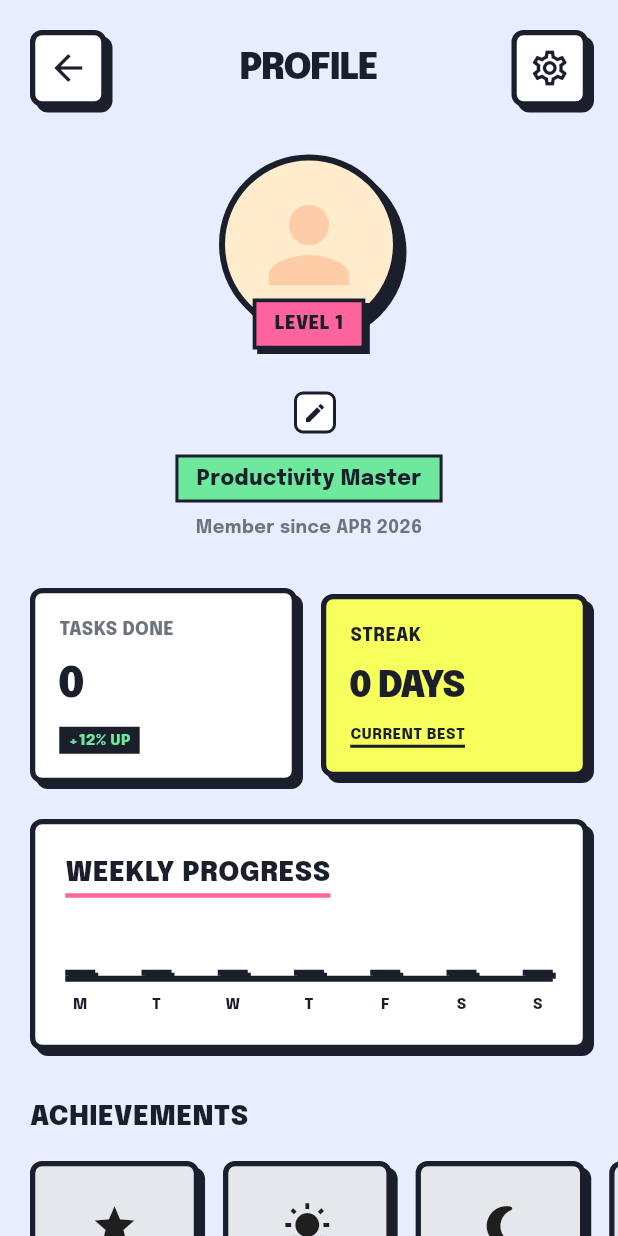
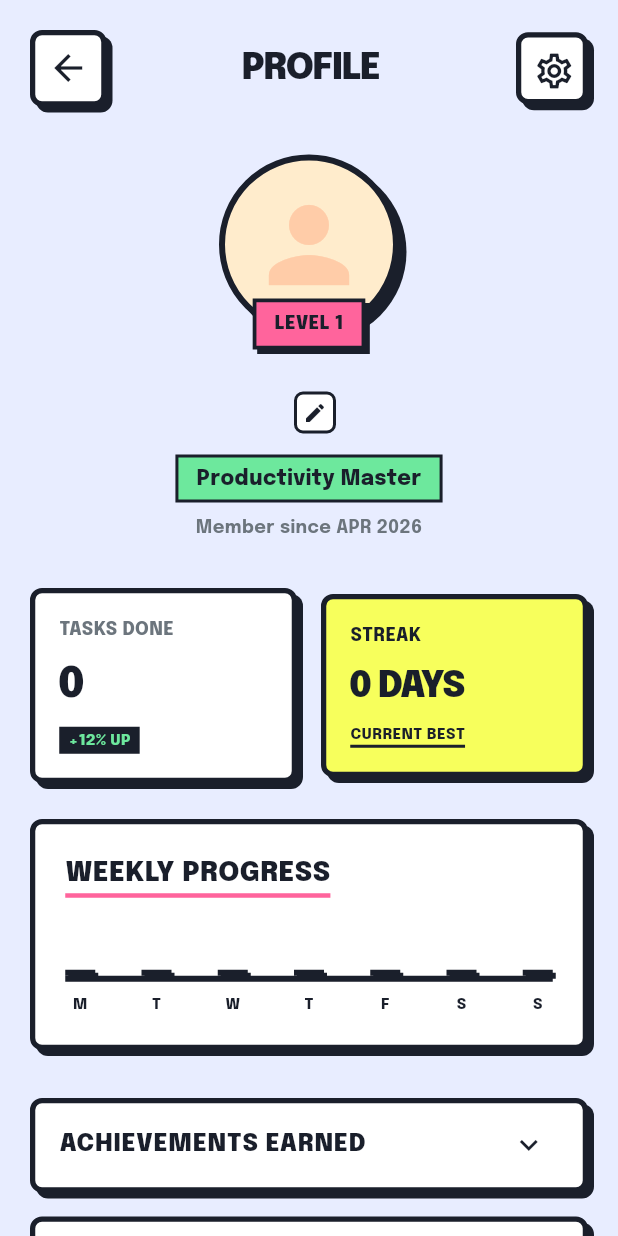
Before and after one commit to RizWithYa/Daypath, a Flutter app: the ProfilePage screen opened directly, on a phone screen of 412 x 824 dp. Run offline on Flutter 3.47's test engine with Material 3 defaults, Android fonts, the phone set to English and light mode, and no system bars; our stand-ins replace geocoding, geolocator, google_fonts, image_picker, shared_preferences; accounts and stored records are empty; network calls fail.

Commit message:
fix deadzone

```diff
--- a/lib/habits_page.dart
+++ b/lib/habits_page.dart
@@ -99,6 +99,12 @@ class _HabitsPageState extends State<HabitsPage> {
       builder: (context) => StatefulBuilder(
         builder: (context, setDialogState) => AlertDialog(
           backgroundColor: const Color(0xFFFFF1E4),
+          insetPadding: EdgeInsets.only(
+            left: 24,
+            right: 24,
+            top: 24,
+            bottom: MediaQuery.of(context).viewInsets.bottom + MediaQuery.of(context).viewPadding.bottom + 24,
+          ),
           shape: const RoundedRectangleBorder(side: BorderSide(color: Color(0xFF1A1F2B), width: 3)),
           title: Text(
             'ADD NEW HABIT',
--- a/lib/profile_page.dart
+++ b/lib/profile_page.dart
@@ -86,9 +86,14 @@ class ProfilePageState extends State<ProfilePage> {
     const darkColor = Color(0xFF1A1F2B);
     showModalBottomSheet(
       context: context,
+      isScrollControlled: true,
       backgroundColor: Colors.transparent,
       builder: (context) {
-        return Container(
+        return Padding(
+          padding: EdgeInsets.only(bottom: MediaQuery.of(context).viewInsets.bottom),
+          child: SafeArea(
+            top: false,
+            child: Container(
               padding: const EdgeInsets.all(24),
           decoration: const BoxDecoration(
             color: Colors.white,
@@ -154,6 +159,8 @@ class ProfilePageState extends State<ProfilePage> {
               const SizedBox(height: 20),
             ],
           ),
+        ),
+      ),
     );
   },
 );
@@ -165,6 +172,12 @@ class ProfilePageState extends State<ProfilePage> {
       context: context,
       builder: (context) => AlertDialog(
         backgroundColor: Colors.white,
+        insetPadding: EdgeInsets.only(
+          left: 24,
+          right: 24,
+          top: 24,
+          bottom: MediaQuery.of(context).viewInsets.bottom + MediaQuery.of(context).viewPadding.bottom + 24,
+        ),
         shape: RoundedRectangleBorder(
           borderRadius: BorderRadius.circular(0),
           side: const BorderSide(color: darkColor, width: 3),
@@ -227,6 +240,12 @@ class ProfilePageState extends State<ProfilePage> {
       builder: (context) {
         return AlertDialog(
           backgroundColor: Colors.white,
+          insetPadding: EdgeInsets.only(
+            left: 24,
+            right: 24,
+            top: 24,
+            bottom: MediaQuery.of(context).viewInsets.bottom + MediaQuery.of(context).viewPadding.bottom + 24,
+          ),
           shape: RoundedRectangleBorder(
             borderRadius: BorderRadius.circular(12),
             side: const BorderSide(color: Color(0xFF1A1F2B), width: 3),
@@ -280,9 +299,14 @@ class ProfilePageState extends State<ProfilePage> {
   void _showImagePickerOptions() {
     showModalBottomSheet(
       context: context,
+      isScrollControlled: true,
       backgroundColor: Colors.transparent,
       builder: (context) {
-        return Container(
+        return Padding(
+          padding: EdgeInsets.only(bottom: MediaQuery.of(context).viewInsets.bottom),
+          child: SafeArea(
+            top: false,
+            child: Container(
               padding: const EdgeInsets.all(24),
           decoration: const BoxDecoration(
             color: Colors.white,
@@ -343,6 +367,8 @@ class ProfilePageState extends State<ProfilePage> {
               const SizedBox(height: 20),
             ],
           ),
+        ),
+      ),
     );
   },
 );
@@ -391,10 +417,16 @@ class ProfilePageState extends State<ProfilePage> {
                   ),
                   GestureDetector(
                     onTap: _showSettingsSheet,
+                    child: SizedBox(
+                      width: 48,
+                      height: 48,
+                      child: Center(
                         child: NeuBox(
                           padding: const EdgeInsets.all(8),
                           backgroundColor: Colors.white,
                           child: const Icon(Icons.settings_outlined, color: darkColor, size: 28),
+                        ),
+                      ),
                     ),
                   ),
 
@@ -671,30 +703,16 @@ class ProfilePageState extends State<ProfilePage> {
               const SizedBox(height: 32),
 
               // ACHIEVEMENTS
-              Align(
-                alignment: Alignment.centerLeft,
-                child: Text(
-                  'ACHIEVEMENTS',
-                  style: GoogleFonts.epilogue(
-                    fontSize: 18,
-                    fontWeight: FontWeight.w900,
-                    color: darkColor,
-                  ),
-                ),
+              _buildAchievementCategory(
+                title: 'ACHIEVEMENTS EARNED',
+                achievements: Achievement.defaultAchievements.where((a) => _unlockedAchievementIds.contains(a.id)).toList(),
+                isUnlocked: true,
               ),
               const SizedBox(height: 16),
-              SingleChildScrollView(
-                scrollDirection: Axis.horizontal,
-                clipBehavior: Clip.none,
-                child: Row(
-                  children: Achievement.defaultAchievements.map((achievement) {
-                    final isUnlocked = _unlockedAchievementIds.contains(achievement.id);
-                    return Padding(
-                      padding: const EdgeInsets.only(right: 16),
-                      child: _buildAchievementBadge(achievement, isUnlocked),
-                    );
-                  }).toList(),
-                ),
+              _buildAchievementCategory(
+                title: 'YET TO UNLOCK',
+                achievements: Achievement.defaultAchievements.where((a) => !_unlockedAchievementIds.contains(a.id)).toList(),
+                isUnlocked: false,
               ),
               const SizedBox(height: 120), // Padding for nav bar
             ],
@@ -723,9 +741,49 @@ class ProfilePageState extends State<ProfilePage> {
     );
   }
 
-  Widget _buildAchievementBadge(Achievement achievement, bool isUnlocked) {
+  Widget _buildAchievementCategory({
+    required String title,
+    required List<Achievement> achievements,
+    required bool isUnlocked,
+  }) {
     const darkColor = Color(0xFF1A1F2B);
-    // Standard grayscale matrix
+    return NeuBox(
+      padding: EdgeInsets.zero,
+      backgroundColor: Colors.white,
+      child: ExpansionTile(
+        title: Text(
+          title,
+          style: GoogleFonts.epilogue(
+            fontSize: 16,
+            fontWeight: FontWeight.w900,
+            color: darkColor,
+          ),
+        ),
+        iconColor: darkColor,
+        collapsedIconColor: darkColor,
+        shape: const RoundedRectangleBorder(side: BorderSide.none),
+        collapsedShape: const RoundedRectangleBorder(side: BorderSide.none),
+        children: achievements.isEmpty
+            ? [
+                Padding(
+                  padding: const EdgeInsets.all(16.0),
+                  child: Text(
+                    'NO ACHIEVEMENTS YET',
+                    style: GoogleFonts.epilogue(
+                      fontSize: 12,
+                      fontWeight: FontWeight.w700,
+                      color: Colors.grey,
+                    ),
+                  ),
+                )
+              ]
+            : achievements.map((a) => _buildAchievementItem(a, isUnlocked)).toList(),
+      ),
+    );
+  }
+
+  Widget _buildAchievementItem(Achievement achievement, bool isUnlocked) {
+    const darkColor = Color(0xFF1A1F2B);
     const ColorFilter greyscale = ColorFilter.matrix(<double>[
       0.2126, 0.7152, 0.0722, 0, 0,
       0.2126, 0.7152, 0.0722, 0, 0,
@@ -733,36 +791,46 @@ class ProfilePageState extends State<ProfilePage> {
       0, 0, 0, 1, 0,
     ]);
 
-    return NeuBox(
-      padding: const EdgeInsets.symmetric(horizontal: 24, vertical: 24),
-      backgroundColor: isUnlocked ? Colors.white : const Color(0xFFE5E7EB),
-      child: Column(
-        children: [
-          ColorFiltered(
+    return Container(
+      decoration: const BoxDecoration(
+        border: Border(top: BorderSide(color: darkColor, width: 2)),
+      ),
+      child: ListTile(
+        contentPadding: const EdgeInsets.symmetric(horizontal: 16, vertical: 8),
+        leading: ColorFiltered(
           colorFilter: isUnlocked ? const ColorFilter.mode(Colors.transparent, BlendMode.multiply) : greyscale,
           child: Icon(achievement.icon, color: darkColor, size: 32),
         ),
-          const SizedBox(height: 12),
-          Text(
+        title: Text(
           achievement.title.toUpperCase(),
           style: GoogleFonts.epilogue(
-              fontSize: 10,
-              fontWeight: FontWeight.w800,
+            fontSize: 14,
+            fontWeight: FontWeight.w900,
             color: darkColor,
           ),
         ),
-          if (!isUnlocked) ...[
-            const SizedBox(height: 4),
+        subtitle: Column(
+          crossAxisAlignment: CrossAxisAlignment.start,
+          children: [
+            const SizedBox(height: 8),
             Text(
-              'LOCKED',
+              'HOW TO UNLOCK',
               style: GoogleFonts.epilogue(
-                fontSize: 8,
+                fontSize: 10,
                 fontWeight: FontWeight.w900,
-                color: Colors.grey[600],
+                color: const Color(0xFFFF649C), // Pink accent
+              ),
+            ),
+            Text(
+              achievement.description,
+              style: GoogleFonts.epilogue(
+                fontSize: 12,
+                fontWeight: FontWeight.w600,
+                color: darkColor.withOpacity(0.7),
               ),
             ),
           ],
-        ],
+        ),
       ),
     );
   }
```
Also changed, not shown: lib/main.dart (+122 -90 lines), lib/tasks_page.dart (+57 -14 lines). Lines whose indentation alone changed are shown as unchanged.
